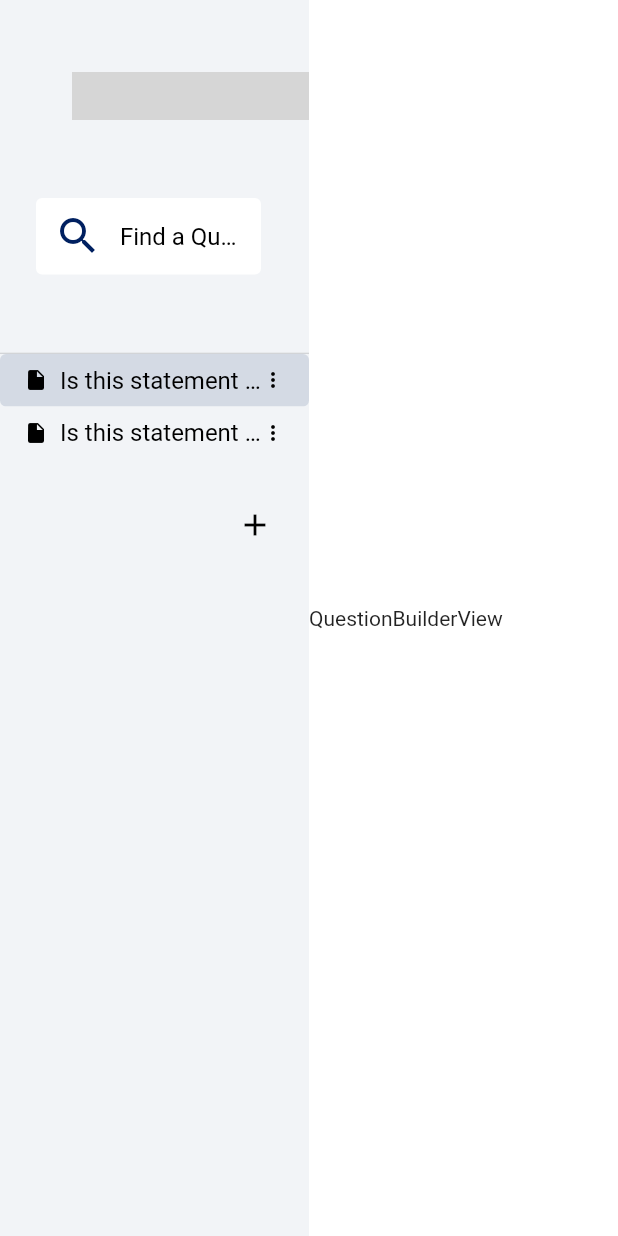
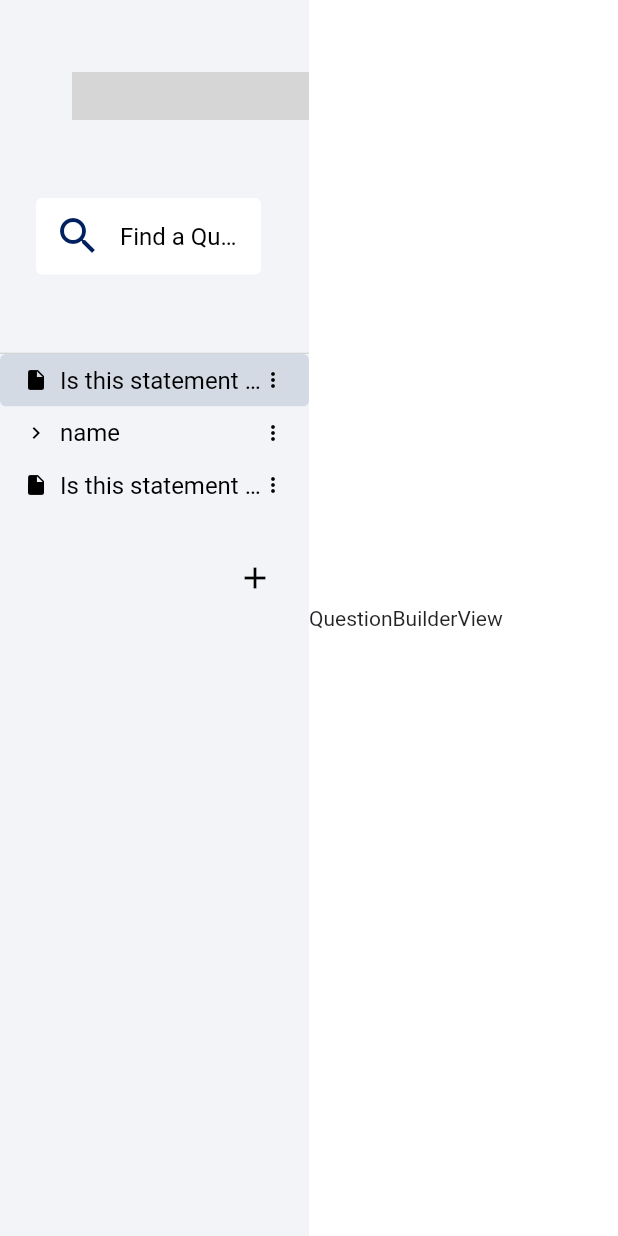
Before and after one commit to seancarnahan/interview_part2_survey_creator, a Flutter app: the EnvDesktopScaffold screen opened directly, on a phone screen of 412 x 824 dp. Run offline on Flutter 3.47's test engine with Material 2 defaults, Android fonts, the phone set to English and light mode, and no system bars; Roboto replaces fonts that are missing (HelveticaNeue, Helvetica Neue, Helvetica, Arial, sans-serif); grey boxes are pictures that could not be loaded.

Commit message:
develop: created scaffolding for folders as well added the expand and collapsable functionality

```diff
--- a/lib/mock_old/editView/widgets/RemoveQuestionButton.dart
+++ b/lib/mock_old/editView/widgets/RemoveQuestionButton.dart
@@ -16,7 +16,8 @@
   @override
   Widget build(BuildContext context) {
     return EnvGestureDetector(
-      onTap: () => surveyProvider.removeQuestionByRank(question.rank),
+      // onTap: () => surveyProvider.removeQuestionByRank(question.rank),
+      onTap: () => print('TODO: use index for removal instead'),
       child: const Icon(
         Icons.do_not_disturb_on,
         size: 32,
--- /dev/null
+++ b/lib/models/SurveyFolder.dart
@@ -0,0 +1,15 @@
+import 'package:flutter/material.dart';
+import 'package:interview_survey_creator_simple/models/SurveyGroupable.dart';
+import 'package:interview_survey_creator_simple/pages/surveyQuestionsPage/widgets/foldersView/widgets/QuestionFolder.dart';
+
+class SurveyFolder implements SurveyGroupable {
+  String name;
+  List<SurveyGroupable> items = [];
+
+  SurveyFolder(this.name, this.items);
+
+  @override
+  Widget buildGroupItem() {
+    return QuestionFolder(folder: this);
+  }
+}
--- /dev/null
+++ b/lib/models/SurveyGroupable.dart
@@ -0,0 +1,6 @@
+import 'package:flutter/material.dart';
+
+abstract class SurveyGroupable {
+
+  Widget buildGroupItem();
+}
--- a/lib/models/SurveyQuestionable.dart
+++ b/lib/models/SurveyQuestionable.dart
@@ -2,13 +2,13 @@
 
 import 'package:flutter/material.dart';
 
-abstract class SurveyQuestionable {
+import 'SurveyGroupable.dart';
+
+abstract class SurveyQuestionable implements SurveyGroupable {
   String title;
-  int rank;
 
   SurveyQuestionable({
     required this.title,
-    required this.rank,
   });
 
   // Fetch extra information from the user needed to create the question
@@ -16,7 +16,6 @@
 
   // Creates a preview of what the question will look like
   Widget getPreview();
-
 }
 
 enum SurveyQuestionType {
--- a/lib/pages/surveyQuestionsPage/widgets/foldersView/widgets/QuestionFolder.dart
+++ b/lib/pages/surveyQuestionsPage/widgets/foldersView/widgets/QuestionFolder.dart
@@ -1,10 +1,86 @@
 import 'package:flutter/material.dart';
+import 'package:interview_survey_creator_simple/models/SurveyFolder.dart';
+import 'package:interview_survey_creator_simple/styles/BrandedColors.dart';
+import 'package:interview_survey_creator_simple/styles/BrandedTextStyle.dart';
+import 'package:interview_survey_creator_simple/widgets/button/EnvGestureDetector.dart';
 
-class QuestionFolder extends StatelessWidget {
-  const QuestionFolder({Key? key}) : super(key: key);
+// TODO: breakdown into smaller widgets
+class QuestionFolder extends StatefulWidget {
+  final SurveyFolder folder;
+  const QuestionFolder({Key? key, required this.folder}) : super(key: key);
+
+  @override
+  State<QuestionFolder> createState() => _QuestionFolderState();
+}
+
+class _QuestionFolderState extends State<QuestionFolder> {
+  bool isExpanded = false;
 
   @override
   Widget build(BuildContext context) {
-    return Container();
+    return Column(
+      children: [
+        MouseRegion(
+          cursor: SystemMouseCursors.click,
+          child: Card(
+            color: BrandedColors.secondary500,
+            elevation: 0,
+            margin: EdgeInsets.zero,
+            child: InkWell(
+              splashColor: BrandedColors.gray300,
+              onTap:() => setState(() {
+                isExpanded = !isExpanded;
+              }),
+              child: Container(
+                padding: const EdgeInsets.symmetric(horizontal: 16, vertical: 8),
+                child: Row(
+                  mainAxisAlignment: MainAxisAlignment.spaceBetween,
+                  children: [
+                    Padding(
+                      padding: const EdgeInsets.only(right: 8),
+                      child: Icon(
+                        isExpanded ? Icons.expand_more : Icons.chevron_right,
+                        size: 16,
+                        color: BrandedColors.black500,
+                      )
+                    ),
+                    Expanded(
+                      child: Text(
+                        widget.folder.name,
+                        overflow: TextOverflow.ellipsis,
+                        style: BrandedTextStyle.b3Label(BrandedColors.black500)
+                      ),
+                    ),
+                    EnvGestureDetector(
+                      onTap: () => print('TODO: open action menu'),
+                      child: const Icon(
+                        Icons.more_vert,
+                        color: BrandedColors.black500,
+                        size: 16,
+                      )
+                    )
+                  ],
+                ),
+              )
+            ),
+          )
+        ),
+        Visibility(
+          visible: isExpanded,
+          child: ReorderableListView.builder(
+            physics: const NeverScrollableScrollPhysics(),
+            shrinkWrap: true,
+            itemCount: widget.folder.items.length,
+            buildDefaultDragHandles: false,
+            onReorder: (int oldIndex, int newIndex) {
+              print('Reorder has occured');
+            },
+            itemBuilder: (context, index) {
+              return widget.folder.items[index].buildGroupItem();
+            },
+          )
+        )
+      ]
+    );
   }
 }
--- a/lib/pages/surveyQuestionsPage/widgets/foldersView/widgets/QuestionLists.dart
+++ b/lib/pages/surveyQuestionsPage/widgets/foldersView/widgets/QuestionLists.dart
@@ -1,7 +1,9 @@
 import 'package:flutter/material.dart';
+import 'package:interview_survey_creator_simple/models/SurveyFolder.dart';
 import 'package:interview_survey_creator_simple/models/SurveyQuestionBoolean.dart';
 import 'package:interview_survey_creator_simple/models/SurveyQuestionable.dart';
 import 'package:interview_survey_creator_simple/pages/surveyQuestionsPage/widgets/foldersView/widgets/QuestionFile.dart';
+import 'package:interview_survey_creator_simple/pages/surveyQuestionsPage/widgets/foldersView/widgets/QuestionFolder.dart';
 
 class QuestionLists extends StatelessWidget {
   const QuestionLists({Key? key}) : super(key: key);
@@ -11,7 +13,7 @@
     return ReorderableListView.builder(
       physics: const NeverScrollableScrollPhysics(),
       shrinkWrap: true,
-      itemCount: 2,
+      itemCount: 3,
       buildDefaultDragHandles: false,
       onReorder: (int oldIndex, int newIndex) {
         print('Reorder has occured');
@@ -30,6 +32,9 @@
                 isSelected: true
               );
             }
+            if (index == 1) {
+              return QuestionFolder(folder: SurveyFolder('name', [question]));
+            }
             return QuestionFile(question: question);
           }
         );
```
Also changed, not shown: lib/mock_old/SurveyProvider.dart (+3 -16 lines), lib/mock_old/editView/widgets/CollapsedQuestion.dart (+17 -17 lines), lib/models/SurveyQuestionBoolean.dart (+10 -0 lines), lib/models/SurveyQuestionMultipleChoice.dart (+10 -0 lines), lib/models/SurveyQuestionNumber.dart (+10 -0 lines), lib/models/SurveyQuestionText.dart (+10 -0 lines).
